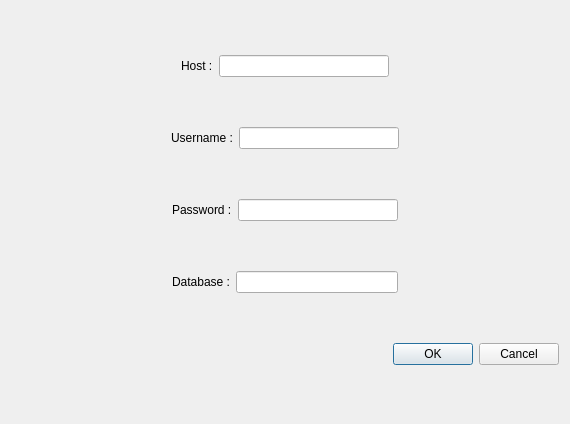
Qt form connexion.ui (kevinall05/QtMyAdmin_v2) before a commit.
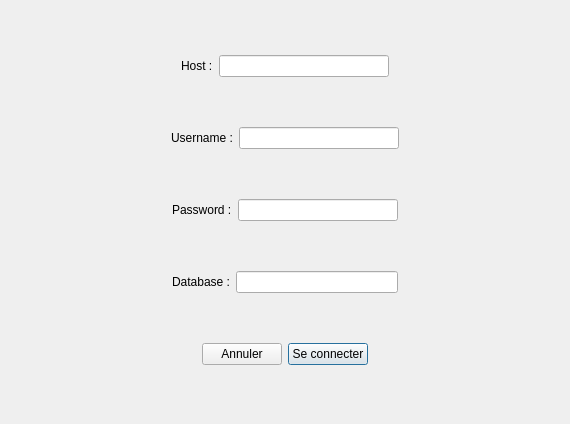
The same form after that commit.

Commit message: Connexion sécurisé ok et ouverture de la MainWindow

Patch:
```diff
--- a/connexion.ui
+++ b/connexion.ui
@@ -175,14 +175,51 @@
     </layout>
    </item>
    <item>
-    <widget class="QDialogButtonBox" name="buttonBox">
-     <property name="orientation">
-      <enum>Qt::Horizontal</enum>
-     </property>
-     <property name="standardButtons">
-      <set>QDialogButtonBox::Cancel|QDialogButtonBox::Ok</set>
-     </property>
-    </widget>
+    <layout class="QHBoxLayout" name="horizontalLayout_6">
+     <item>
+      <spacer name="horizontalSpacer_9">
+       <property name="orientation">
+        <enum>Qt::Horizontal</enum>
+       </property>
+       <property name="sizeHint" stdset="0">
+        <size>
+         <width>40</width>
+         <height>20</height>
+        </size>
+       </property>
+      </spacer>
+     </item>
+     <item>
+      <widget class="QPushButton" name="pushButton_2">
+       <property name="text">
+        <string>Annuler</string>
+       </property>
+      </widget>
+     </item>
+     <item>
+      <widget class="QPushButton" name="pushButton">
+       <property name="text">
+        <string>Se connecter</string>
+       </property>
+       <property name="default">
+        <bool>true</bool>
+       </property>
+      </widget>
+     </item>
+     <item>
+      <spacer name="horizontalSpacer_10">
+       <property name="orientation">
+        <enum>Qt::Horizontal</enum>
+       </property>
+       <property name="sizeHint" stdset="0">
+        <size>
+         <width>40</width>
+         <height>20</height>
+        </size>
+       </property>
+      </spacer>
+     </item>
+    </layout>
    </item>
   </layout>
  </widget>
```
Left out of the diff: 41 changed lines with no effect on the pictures. The commit also changes 4 other files.
